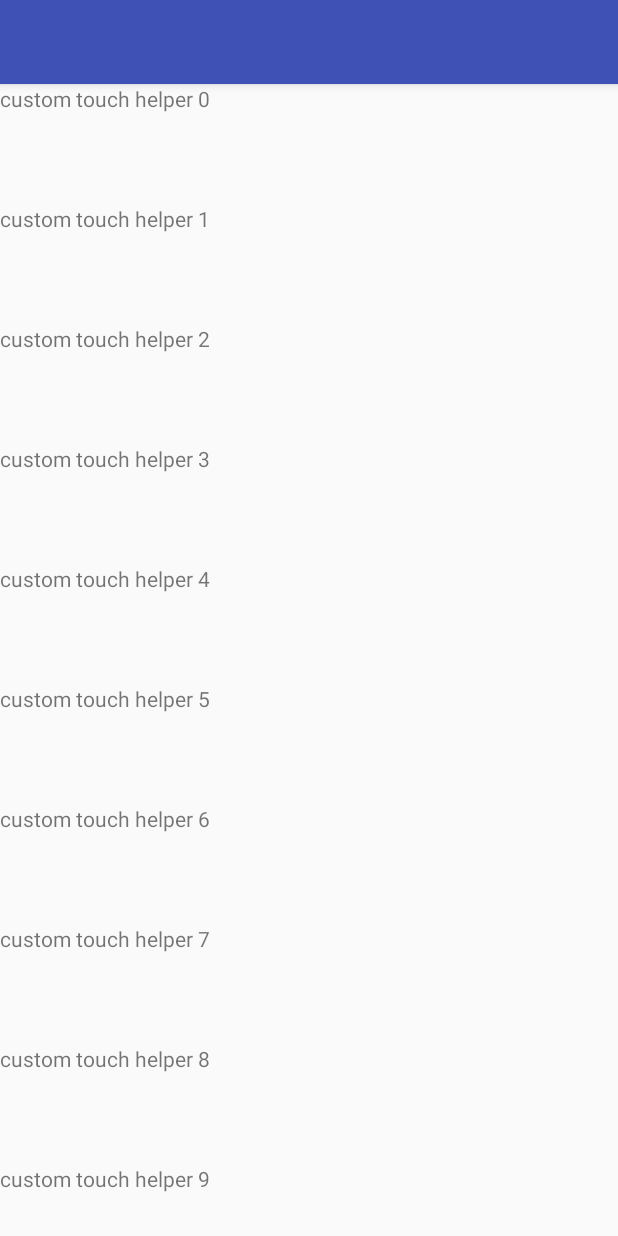
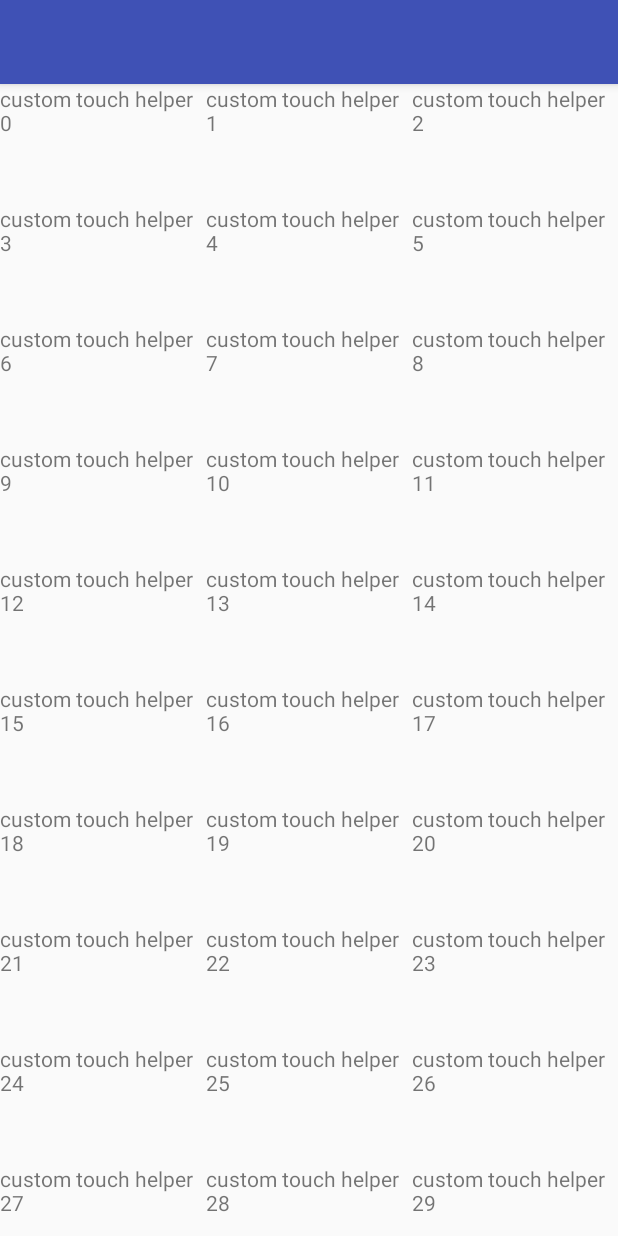
Before and after one commit to yushilei1218/JetPack, an Android app: the ItemTouchHelperActivity screen opened directly, with no data from a screen before it, on a phone screen of 412 x 824 dp. Run offline under Robolectric (Android 15) with nearby library versions, the phone set to English and light mode, and no system bars; our stand-ins replace ButterKnife.

Commit message:
1：测试ItemTouchHelper 中的CallBack

```diff
--- a/app/src/main/java/com/test/shileiyu/jetpack/common/widget/ItemTouchCallBack.java
+++ b/app/src/main/java/com/test/shileiyu/jetpack/common/widget/ItemTouchCallBack.java
@@ -30,6 +30,8 @@ public class ItemTouchCallBack extends ItemTouchHelper.SimpleCallback {
 
     @Override
     public void onSwiped(RecyclerView.ViewHolder viewHolder, int direction) {
-
+        int position = viewHolder.getAdapterPosition();
+        adapter.data.remove(position);
+        adapter.notifyItemRemoved(position);
     }
 }
--- a/app/src/main/java/com/test/shileiyu/jetpack/ui/ItemTouchHelperActivity.java
+++ b/app/src/main/java/com/test/shileiyu/jetpack/ui/ItemTouchHelperActivity.java
@@ -1,6 +1,7 @@
 package com.test.shileiyu.jetpack.ui;
 
 import android.os.Bundle;
+import android.support.v7.widget.GridLayoutManager;
 import android.support.v7.widget.RecyclerView;
 import android.support.v7.widget.helper.ItemTouchHelper;
 
@@ -18,10 +19,15 @@ public class ItemTouchHelperActivity extends BaseActivity {
 
     @Override
     protected void initView(Bundle savedInstanceState) {
+        mRecyclerView.setLayoutManager(new GridLayoutManager(this, 3));
+
         BeanRAdapter adapter = new BeanRAdapter();
-        adapter.data = Bean.getList("custom touch helper", 20);
+        adapter.data = Bean.getList("custom touch helper", 60);
         mRecyclerView.setAdapter(adapter);
-        ItemTouchCallBack callBack = new ItemTouchCallBack(ItemTouchHelper.DOWN | ItemTouchHelper.UP, 0, adapter);
+        int dragDirs = ItemTouchHelper.DOWN | ItemTouchHelper.UP | ItemTouchHelper.LEFT | ItemTouchHelper.RIGHT;
+
+        int swipeDirs = ItemTouchHelper.LEFT;
+        ItemTouchCallBack callBack = new ItemTouchCallBack(dragDirs, swipeDirs, adapter);
         ItemTouchHelper helper = new ItemTouchHelper(callBack);
         helper.attachToRecyclerView(mRecyclerView);
     }
--- a/app/src/main/res/layout/activity_item_touch_helper.xml
+++ b/app/src/main/res/layout/activity_item_touch_helper.xml
@@ -9,6 +9,5 @@
     <android.support.v7.widget.RecyclerView
         android:id="@+id/touch_helper_recycler"
         android:layout_width="match_parent"
-        android:layout_height="match_parent"
-        app:layoutManager="android.support.v7.widget.LinearLayoutManager" />
+        android:layout_height="match_parent" />
 </android.support.constraint.ConstraintLayout>
```
